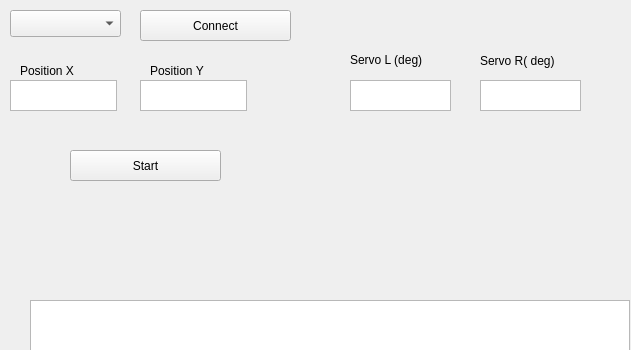
Old version of the form MainWindow.ui in the repository minghuaw/MECH423_Project; both pictures show x 0 to 631 and y 0 to 350 of the 1203 by 774 pixel window.
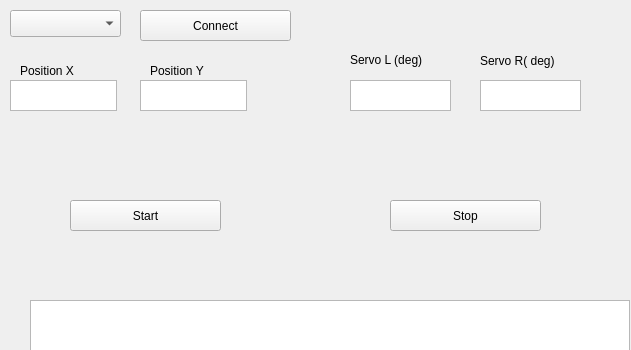
New version of the form. Custom widgets are drawn as their Qt base class.

Commit message: added stop button

What changed in the file:
```diff
--- a/MainWindow.ui
+++ b/MainWindow.ui
@@ -18,7 +18,7 @@
     <property name="geometry">
      <rect>
       <x>70</x>
-      <y>150</y>
+      <y>200</y>
       <width>151</width>
       <height>31</height>
      </rect>
@@ -215,6 +215,19 @@
      <string>Load Image</string>
     </property>
    </widget>
+   <widget class="QPushButton" name="btnStop">
+    <property name="geometry">
+     <rect>
+      <x>390</x>
+      <y>200</y>
+      <width>151</width>
+      <height>31</height>
+     </rect>
+    </property>
+    <property name="text">
+     <string>Stop</string>
+    </property>
+   </widget>
   </widget>
   <widget class="QMenuBar" name="menubar">
    <property name="geometry">
```
The commit also changes 1 other file.
